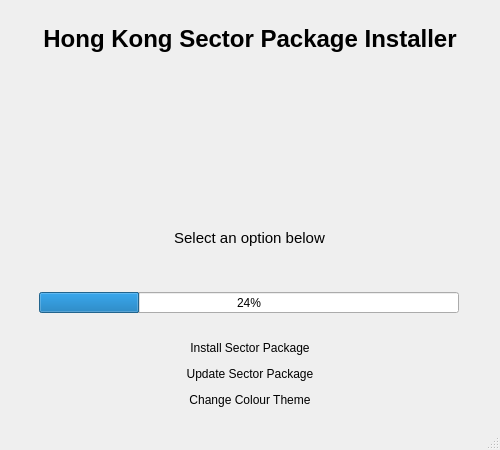
Qt form mainwindow.ui (vatsimhk/Hong-Kong-Sector-Installer) before a commit.
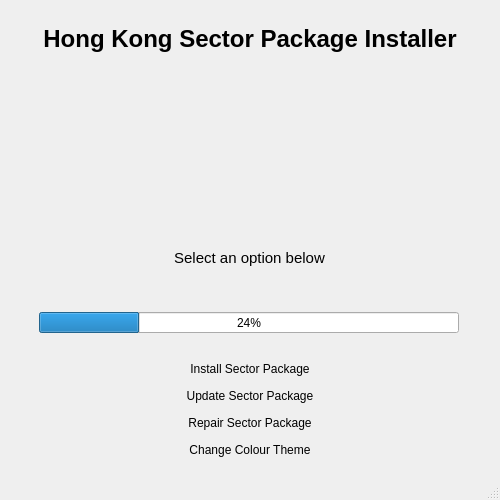
The same form after that commit. Icons and pictures are not drawn.

Commit message: Refactor button slot code

```diff
--- a/mainwindow.ui
+++ b/mainwindow.ui
@@ -7,9 +7,21 @@
     <x>0</x>
     <y>0</y>
     <width>500</width>
-    <height>450</height>
+    <height>500</height>
    </rect>
   </property>
+  <property name="minimumSize">
+   <size>
+    <width>500</width>
+    <height>500</height>
+   </size>
+  </property>
+  <property name="maximumSize">
+   <size>
+    <width>500</width>
+    <height>500</height>
+   </size>
+  </property>
   <property name="windowTitle">
    <string>Hong Kong Sector Package Installer</string>
   </property>
@@ -50,10 +62,10 @@
       <widget class="QLabel" name="logoLabel">
        <property name="geometry">
         <rect>
-         <x>0</x>
-         <y>0</y>
-         <width>481</width>
-         <height>141</height>
+         <x>50</x>
+         <y>10</y>
+         <width>381</width>
+         <height>121</height>
         </rect>
        </property>
        <property name="minimumSize">
@@ -164,7 +176,7 @@
       <property name="maximumSize">
        <size>
         <width>16777215</width>
-        <height>90</height>
+        <height>120</height>
        </size>
       </property>
       <property name="autoFillBackground">
@@ -214,6 +226,19 @@
          </property>
         </widget>
        </item>
+       <item>
+        <widget class="QPushButton" name="repairButton">
+         <property name="text">
+          <string>Repair Sector Package</string>
+         </property>
+         <property name="default">
+          <bool>true</bool>
+         </property>
+         <property name="flat">
+          <bool>true</bool>
+         </property>
+        </widget>
+       </item>
        <item>
         <widget class="QPushButton" name="colourThemeButton">
          <property name="styleSheet">
```
The commit also changes 2 other files.
